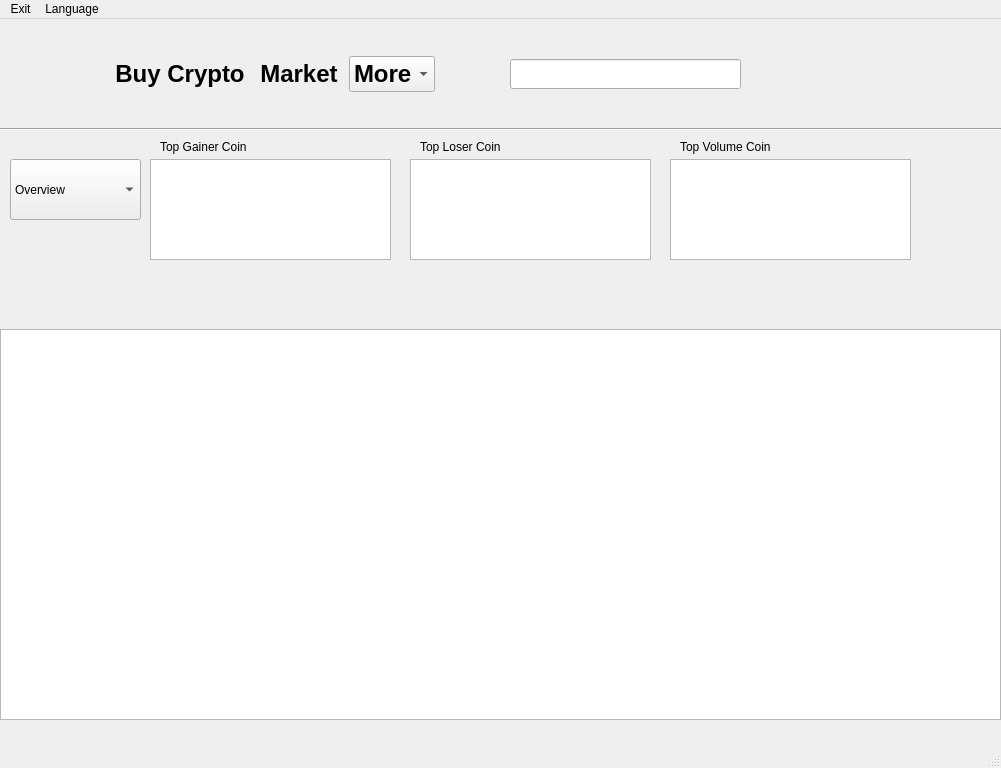
Qt form p2p_arbitration_app/mainwindow.ui (Boodeyman/p2p_arbitration) before a commit.
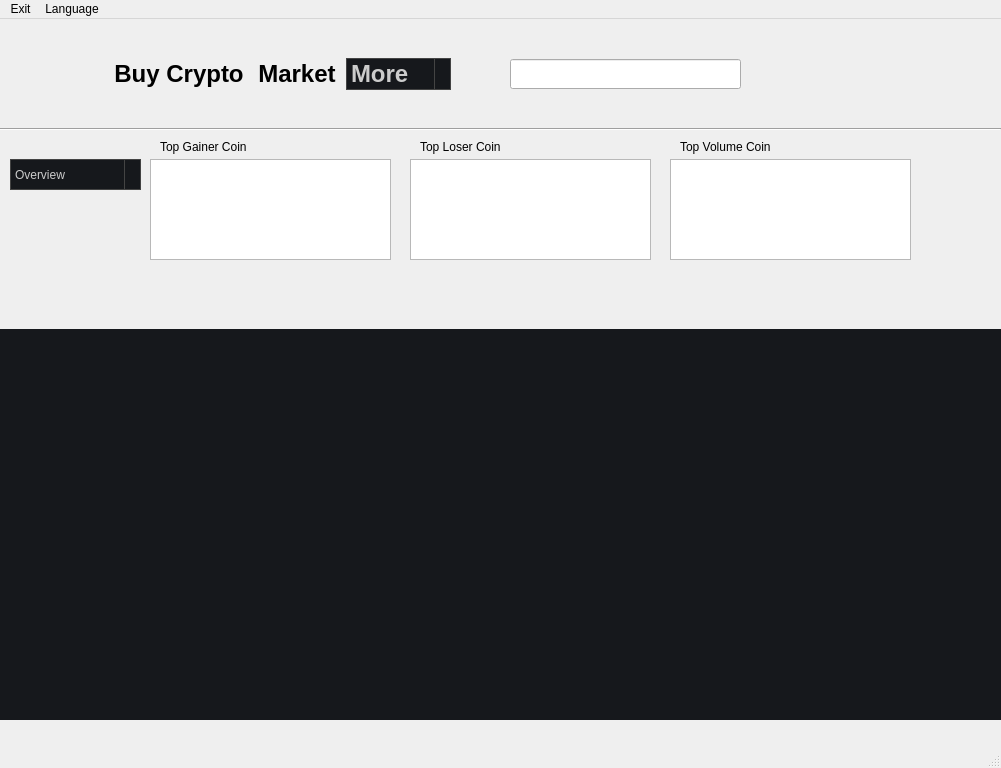
The same form after that commit. Icons and pictures are not drawn.

What changed in the file:
```diff
--- a/p2p_arbitration_app/mainwindow.ui
+++ b/p2p_arbitration_app/mainwindow.ui
@@ -60,6 +60,25 @@
     <property name="mouseTracking">
      <bool>true</bool>
     </property>
+    <property name="styleSheet">
+     <string notr="true">QTableWidget {
+    background-color: #16181c;
+    color: #cccccc;
+    gridline-color: #444444;
+}
+QTableWidget QHeaderView::section {
+    background-color: #16181c;
+    color: #cccccc;
+    border: 1px solid #444444;
+}
+QTableWidget::item {
+    background-color: #16181c;
+    color: #cccccc;
+}</string>
+    </property>
+    <property name="frameShape">
+     <enum>QFrame::NoFrame</enum>
+    </property>
     <property name="showGrid">
      <bool>false</bool>
     </property>
@@ -84,7 +103,7 @@
      <rect>
       <x>110</x>
       <y>13</y>
-      <width>326</width>
+      <width>341</width>
       <height>84</height>
      </rect>
     </property>
@@ -150,7 +169,7 @@
      <item>
       <widget class="QComboBox" name="comboBox">
        <property name="sizePolicy">
-        <sizepolicy hsizetype="Fixed" vsizetype="Fixed">
+        <sizepolicy hsizetype="Preferred" vsizetype="Fixed">
          <horstretch>0</horstretch>
          <verstretch>0</verstretch>
         </sizepolicy>
@@ -165,8 +184,40 @@
        <property name="autoFillBackground">
         <bool>false</bool>
        </property>
+       <property name="styleSheet">
+        <string notr="true">	QComboBox {
+        background-color: #16181c;
+        color: #cccccc;
+        border: 1px solid #444444;
+    }
+    QComboBox QAbstractItemView {
+        background-color: #16181c;
+        color: #cccccc;
+        selection-background-color: #444444;
+        selection-color: #cccccc;
+    }
+    QComboBox::drop-down {
+        subcontrol-origin: padding;
+        subcontrol-position: top right;
+        border-left: 1px solid #444444;
+        background-color: #16181c;
+    }
+    QComboBox::down-arrow {
+		image: url(:/icons/icons/arrowWhite.png);
+		width: 12px;
+    }</string>
+       </property>
+       <property name="iconSize">
+        <size>
+         <width>2</width>
+         <height>2</height>
+        </size>
+       </property>
+       <property name="duplicatesEnabled">
+        <bool>false</bool>
+       </property>
        <property name="frame">
-        <bool>true</bool>
+        <bool>false</bool>
        </property>
        <item>
         <property name="text">
@@ -303,9 +354,32 @@
       <x>10</x>
       <y>140</y>
       <width>131</width>
-      <height>61</height>
+      <height>31</height>
      </rect>
     </property>
+    <property name="styleSheet">
+     <string notr="true">	QComboBox {
+        background-color: #16181c;
+        color: #cccccc;
+        border: 1px solid #444444;
+    }
+    QComboBox QAbstractItemView {
+        background-color: #16181c;
+        color: #cccccc;
+        selection-background-color: #444444;
+        selection-color: #cccccc;
+    }
+    QComboBox::drop-down {
+        subcontrol-origin: padding;
+        subcontrol-position: top right;
+        border-left: 1px solid #444444;
+        background-color: #16181c;
+    }
+    QComboBox::down-arrow {
+       	image: url(:/icons/icons/arrowWhite.png);
+		width: 12px;
+    }</string>
+    </property>
     <item>
      <property name="text">
       <string>Overview</string>
```
Left out of the diff: 2 changed lines with no effect on the pictures.
